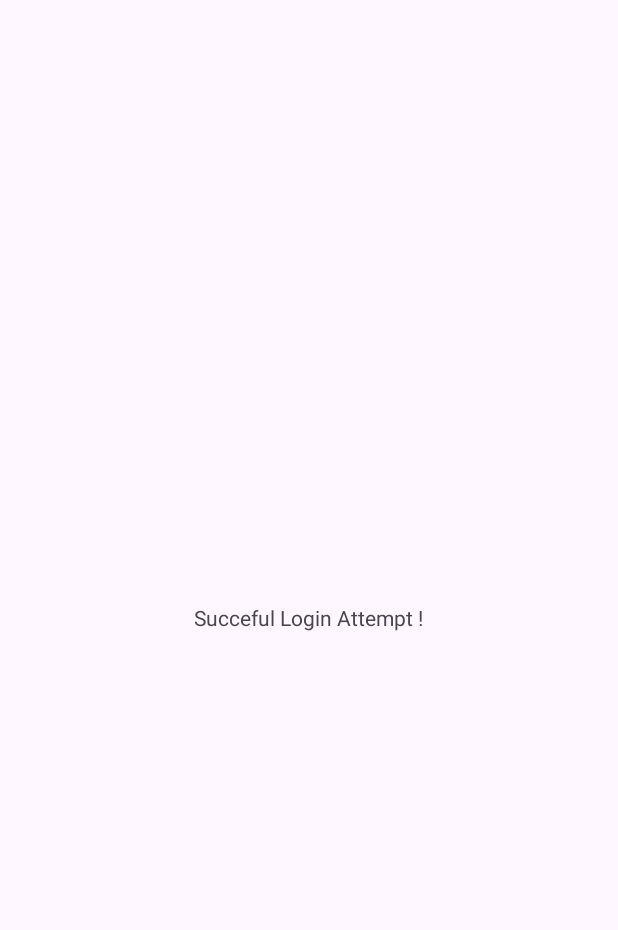
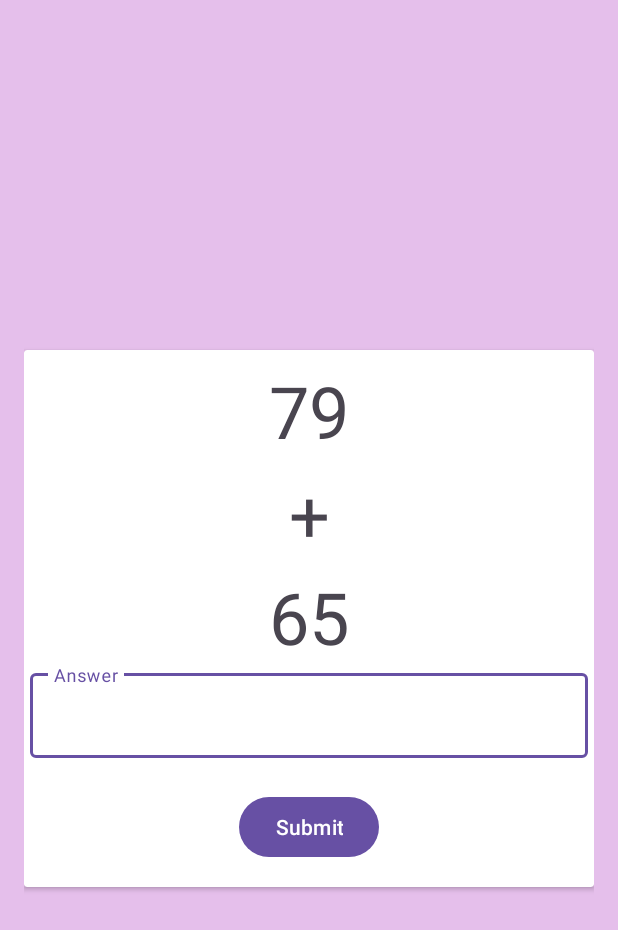
Before and after one commit to nirbhay221/CAS-CS-501--Flash-Card-Application, an Android app: the MainActivity2 screen opened directly, with no data from a screen before it, on a phone screen of 412 x 824 dp. Before the commit the part shown is almost empty. Shown: the top 930 px of the screen. Run offline under Robolectric (Android 15) with nearby library versions, the phone set to English and light mode, and no system bars.

Commit message:
working arithmetic

```diff
--- a/app/src/main/java/com/example/calculatorflashcardapp/MainActivity2.kt
+++ b/app/src/main/java/com/example/calculatorflashcardapp/MainActivity2.kt
@@ -1,11 +1,81 @@
 package com.example.calculatorflashcardapp
 
+import android.os.Bundle
+import android.widget.Button
+import android.widget.TextView
+import android.widget.Toast
 import androidx.appcompat.app.AppCompatActivity
-import android.os.Bundle
+import com.google.android.material.textfield.TextInputEditText
+import java.util.Random
 
 class MainActivity2 : AppCompatActivity() {
+
+//    val op1 = listOf<Int>(56,34,1,6,79,84)
+//    val op2 = listOf<Int>(34,67,23,19,54,56)
+
     override fun onCreate(savedInstanceState: Bundle?) {
         super.onCreate(savedInstanceState)
         setContentView(R.layout.activity_main2)
+
+//        var answer =  findViewById<TextInputEditText>(R.id.answer).text.toString().trim()
+        var submitButton = findViewById<Button>(R.id.submit)
+        var operand1 =  findViewById<TextView>(R.id.operand1)
+        var operator =  findViewById<TextView>(R.id.operator)
+        var operand2 =  findViewById<TextView>(R.id.operand2)
+        var rand = Random()
+        var op1 = 0
+        var op2 = 0
+        var opa = 1
+
+//        genQuestion()
+
+        op1 = rand.nextInt(99)
+        op2 = rand.nextInt(99)
+        opa = rand.nextInt(2)
+
+        operand1.text = op1.toString()
+        if (opa==1){
+            operator.setText(R.string.add)
+        }else{
+            operator.setText(R.string.subtract)
+        }
+        operand2.text = op2.toString()
+
+        submitButton.setOnClickListener{
+            var answer =  findViewById<TextInputEditText>(R.id.answer).text.toString().toInt()
+            var ans =  when{
+                (operator.text.toString()=="+") -> operand1.text.toString().toInt()+operand2.text.toString().toInt()
+                else -> operand1.text.toString().toInt()-operand2.text.toString().toInt()
+            }
+            val messageResId = when (ans) {
+                answer -> R.string.correct
+                else -> R.string.incorrect
+            }
+
+            Toast.makeText(this, messageResId, Toast.LENGTH_SHORT)
+                .show()
+
+            var op3 = rand.nextInt(99)
+            var op4 = rand.nextInt(99)
+            var opb = rand.nextInt(2)
+
+            operand1.text = op3.toString()
+//            operator.setText(R.string.add)
+            if (opb==1){
+                operator.setText(R.string.add)
+            }else{
+                operator.setText(R.string.subtract)
+            }
+            operand2.text = op4.toString()
+        }
     }
+
+//    fun genQuestion(){
+//        var op1 = rand.nextInt(99)
+//        var op2 = rand.nextInt(99)
+//        operand1.text = op1.toString()
+//        operator.setText(R.string.add)
+//        operand2.text = op2.toString()
+//    }
+
 }
--- a/app/src/main/res/layout/activity_main2.xml
+++ b/app/src/main/res/layout/activity_main2.xml
@@ -1,16 +1,126 @@
 <?xml version="1.0" encoding="utf-8"?>
-<ScrollView xmlns:android="http://schemas.android.com/apk/res/android"
+<!--<ScrollView xmlns:android="http://schemas.android.com/apk/res/android"-->
+<!--    xmlns:app="http://schemas.android.com/apk/res-auto"-->
+<!--    xmlns:tools="http://schemas.android.com/tools"-->
+<!--    android:layout_width="match_parent"-->
+<!--    android:layout_height="match_parent"-->
+<!--    android:layout_gravity="center"-->
+<!--    tools:context=".MainActivity2">-->
+
+<!--    <TextView-->
+<!--        android:id="@+id/textView"-->
+<!--        android:layout_width="wrap_content"-->
+<!--        android:layout_height="wrap_content"-->
+<!--        android:layout_gravity="center"-->
+<!--        android:text="Succeful Login Attempt !" />-->
+<!--</ScrollView>-->
+<!--<?xml version="1.0" encoding="utf-8"?>-->
+<androidx.constraintlayout.widget.ConstraintLayout xmlns:android="http://schemas.android.com/apk/res/android"
     xmlns:app="http://schemas.android.com/apk/res-auto"
     xmlns:tools="http://schemas.android.com/tools"
     android:layout_width="match_parent"
     android:layout_height="match_parent"
-    android:layout_gravity="center"
-    tools:context=".MainActivity2">
+    android:background="#E5BFEB"
+    android:padding="16dp">
 
-    <TextView
-        android:id="@+id/textView"
-        android:layout_width="wrap_content"
+    <androidx.cardview.widget.CardView
+        android:layout_width="match_parent"
         android:layout_height="wrap_content"
-        android:layout_gravity="center"
-        android:text="Succeful Login Attempt !" />
-</ScrollView>
+        app:layout_constraintBottom_toBottomOf="parent"
+        app:layout_constraintEnd_toEndOf="parent"
+        app:layout_constraintStart_toStartOf="parent"
+        app:layout_constraintTop_toTopOf="parent">
+
+        <androidx.constraintlayout.widget.ConstraintLayout
+            android:layout_width="match_parent"
+            android:layout_height="358dp"
+            android:padding="4dp">
+
+            <!--            <ImageView-->
+            <!--                android:id="@+id/header_image"-->
+            <!--                android:layout_width="match_parent"-->
+            <!--                android:layout_height="200dp"-->
+            <!--                android:src="@drawable/logo"-->
+            <!--                app:layout_constraintEnd_toEndOf="parent"-->
+            <!--                app:layout_constraintStart_toStartOf="parent"-->
+            <!--                app:layout_constraintTop_toTopOf="parent" />-->
+
+            <TextView
+                android:id="@+id/operand1"
+                style="@style/TextAppearance.MaterialComponents.Headline3"
+                android:layout_width="match_parent"
+                android:layout_height="wrap_content"
+                android:layout_marginTop="4dp"
+                android:text="1"
+                android:textAlignment="center"
+                app:layout_constraintEnd_toEndOf="parent"
+                app:layout_constraintStart_toStartOf="parent"
+                app:layout_constraintTop_toTopOf="parent" />
+
+            <TextView
+                android:id="@+id/operator"
+                style="@style/TextAppearance.MaterialComponents.Headline3"
+                android:layout_width="match_parent"
+                android:layout_height="wrap_content"
+                android:layout_marginTop="4dp"
+                android:text="+"
+                android:textAlignment="center"
+                app:layout_constraintEnd_toEndOf="parent"
+                app:layout_constraintStart_toStartOf="parent"
+                app:layout_constraintTop_toBottomOf="@id/operand1" />
+
+            <TextView
+                android:id="@+id/operand2"
+                style="@style/TextAppearance.MaterialComponents.Headline3"
+                android:layout_width="match_parent"
+                android:layout_height="wrap_content"
+                android:layout_marginTop="4dp"
+                android:text="2"
+                android:textAlignment="center"
+                app:layout_constraintEnd_toEndOf="parent"
+                app:layout_constraintStart_toStartOf="parent"
+                app:layout_constraintTop_toBottomOf="@id/operator" />
+
+            <com.google.android.material.textfield.TextInputLayout
+                android:layout_width="match_parent"
+                android:layout_height="wrap_content"
+                app:layout_constraintEnd_toEndOf="parent"
+                app:layout_constraintStart_toStartOf="parent"
+                app:layout_constraintTop_toBottomOf="@id/operand2"
+                tools:layout_editor_absoluteX="1dp"
+                tools:layout_editor_absoluteY="209dp">
+
+                <com.google.android.material.textfield.TextInputEditText
+                    android:id="@+id/answer"
+                    android:layout_width="match_parent"
+                    android:layout_height="wrap_content"
+                    android:hint="Answer"
+                    android:textAlignment="center" />
+            </com.google.android.material.textfield.TextInputLayout>
+
+            <Button
+                android:id="@+id/submit"
+                android:layout_width="wrap_content"
+                android:layout_height="wrap_content"
+                android:layout_marginTop="84dp"
+                android:text="@string/submit"
+                app:layout_constraintEnd_toEndOf="parent"
+                app:layout_constraintStart_toStartOf="parent"
+                app:layout_constraintTop_toBottomOf="@id/operand2" />
+
+        </androidx.constraintlayout.widget.ConstraintLayout>
+
+    </androidx.cardview.widget.CardView>
+
+
+    <!--    <Button-->
+    <!--        android:id="@+id/submit"-->
+    <!--        android:layout_width="wrap_content"-->
+    <!--        android:layout_height="wrap_content"-->
+    <!--        android:text="@string/submit"-->
+    <!--        tools:layout_editor_absoluteX="156dp"-->
+    <!--        tools:layout_editor_absoluteY="540dp"-->
+    <!--        app:layout_constraintEnd_toEndOf="parent"-->
+    <!--        app:layout_constraintStart_toStartOf="parent"-->
+    <!--        app:layout_constraintTop_toBottomOf="CardView"/>-->
+</androidx.constraintlayout.widget.ConstraintLayout>
--- a/app/src/main/res/values/strings.xml
+++ b/app/src/main/res/values/strings.xml
@@ -3,4 +3,9 @@
     <string name="login">SUBMIT</string>
     <string name="password">Password</string>
     <string name="username">Username</string>
+    <string name="add">+</string>
+    <string name="subtract">-</string>
+    <string name="submit">Submit</string>
+    <string name="correct">Correct</string>
+    <string name="incorrect">Incorrect</string>
 </resources>
```
